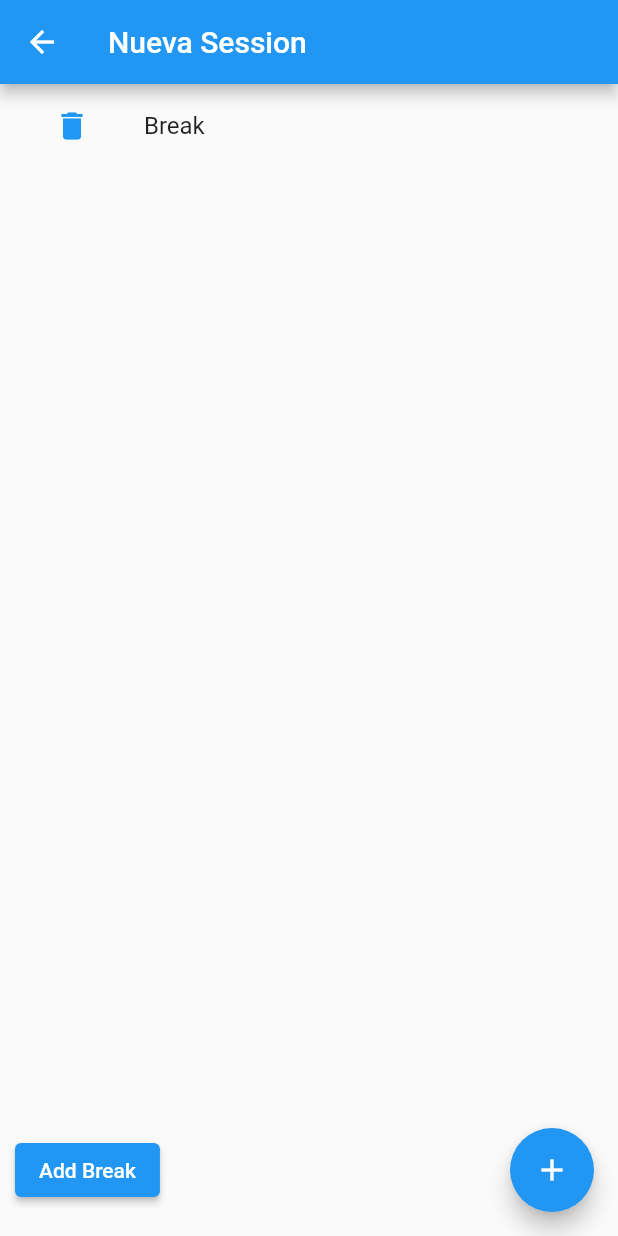
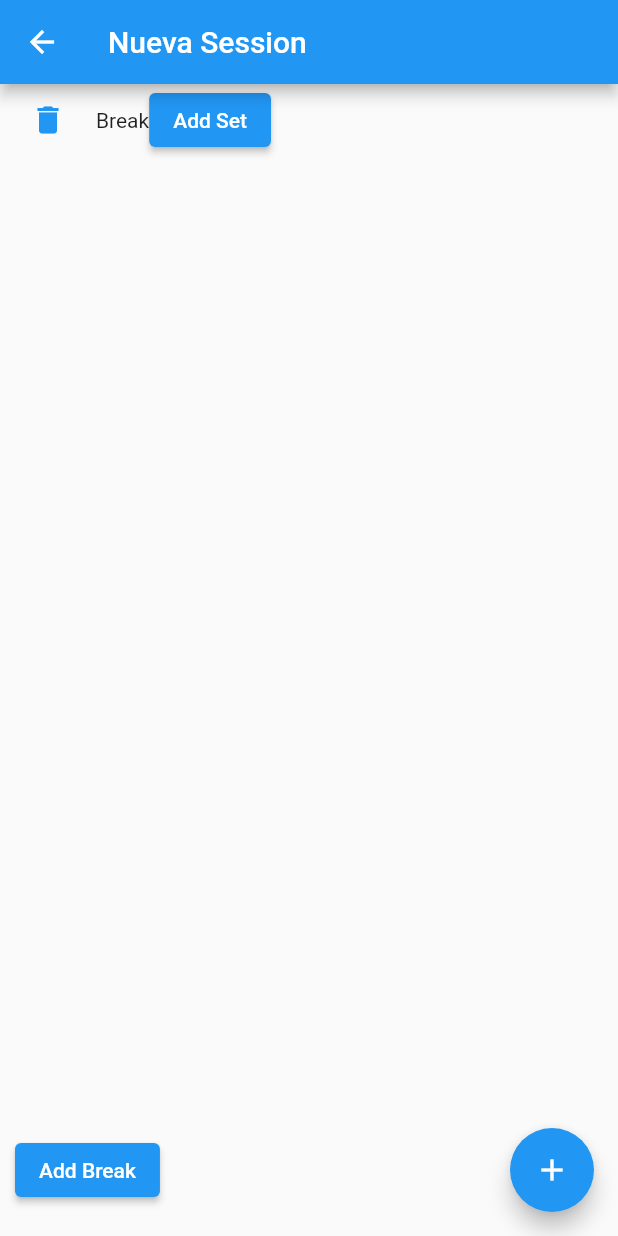
Before and after one commit to SergioMorenoAntequera/WorkoutTracker, a Flutter app: the SessionView screen opened directly, after a tap on "Add Break", on a phone screen of 412 x 824 dp. Run offline on Flutter 3.47's test engine with Material 2 defaults, Android fonts, the phone set to English and light mode, and no system bars.

Commit message:
Strating to add Sets support

```diff
--- a/lib/Models/exercise.dart
+++ b/lib/Models/exercise.dart
@@ -19,8 +19,9 @@ class Exercise extends Model {
 
 class Set {
   var start = DateTime.now();
-  var end = DateTime.now();
+  var end = null;
   var reps = "";
+
   Set(reps) {
     this.reps = reps;
   }
--- a/lib/Widgets/exercise_card.dart
+++ b/lib/Widgets/exercise_card.dart
@@ -4,18 +4,35 @@ import 'package:serangym/Models/exercise.dart';
 class ExerciseCard extends StatelessWidget {
   Exercise exercise;
   Function deleteExercise;
-  Function addExercise;
-  ExerciseCard(this.exercise, this.addExercise, this.deleteExercise, {Key? key})
+  Function addSet;
+  ExerciseCard(this.exercise, this.deleteExercise, this.addSet, {Key? key})
       : super(key: key);
 
   @override
   Widget build(BuildContext context) {
-    return ListTile(
-      leading: TextButton(
-        onPressed: () => {deleteExercise(exercise)},
-        child: const Icon(Icons.delete),
-      ),
-      title: Text(exercise.name),
+    return Row(
+      children: [
+        TextButton(
+          onPressed: () => {deleteExercise(exercise)},
+          child: const Icon(Icons.delete),
+        ),
+        Text(exercise.name),
+        // GridView.count(
+        //   // crossAxisCount is the number of columns
+        //   crossAxisCount: 2,
+        //   // This creates two columns with two items in each column
+        //   children: List.generate(2, (index) {
+        //     return Center(
+        //       child: Text(
+        //         'Item $index',
+        //       ),
+        //     );
+        //   }),
+        // ),
+        ElevatedButton(
+            child: const Text("Add Set"),
+            onPressed: () => {addSet(exercise, "12")}),
+      ],
     );
   }
 }
```
Also changed, not shown: lib/Views/session_view.dart (+36 -6 lines).
